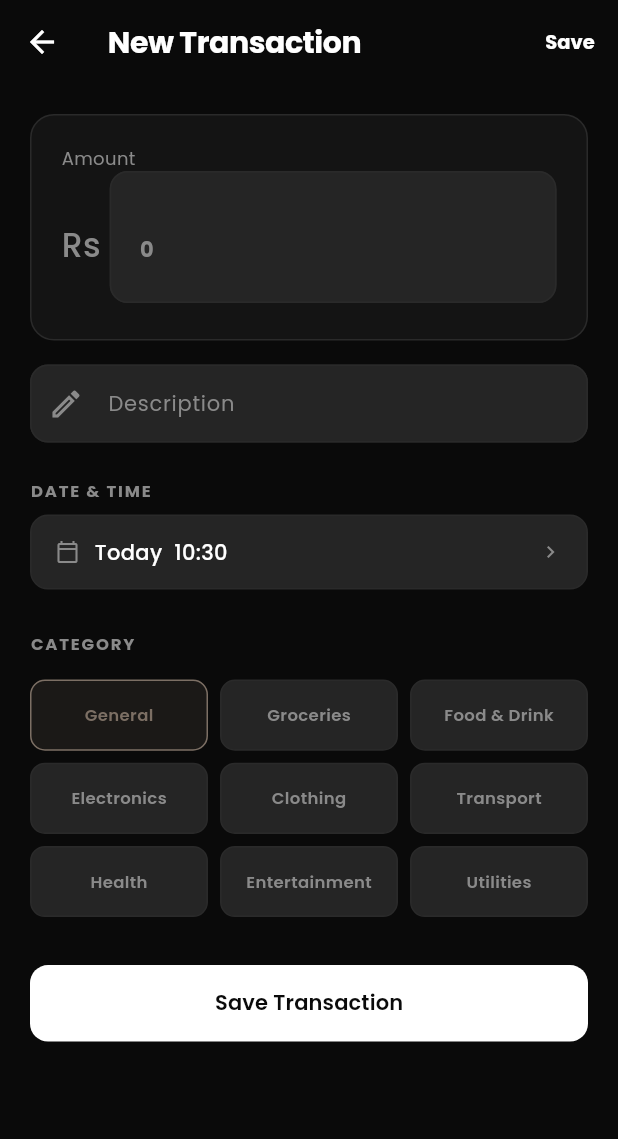
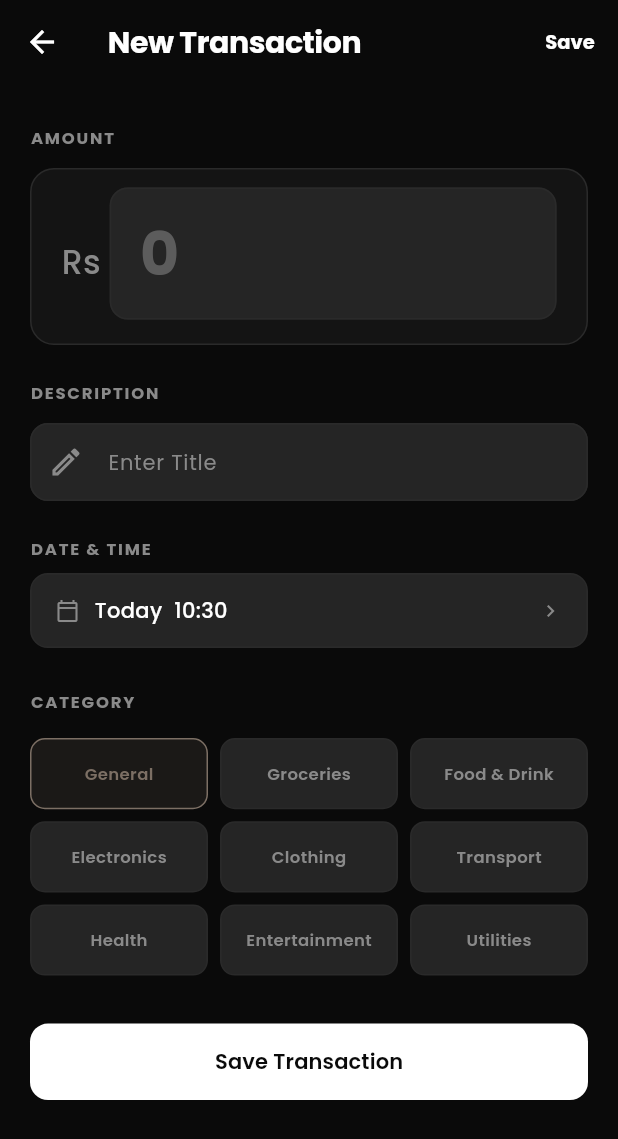
Before and after one commit to viyxsh/Expensio, a Flutter app: the AddPersonalExpenseScreen screen opened directly, on a phone screen of 412 x 824 dp. Shown: the top 1139 px of the screen. Run offline on Flutter 3.47's test engine with Material 3 defaults, Android fonts, the phone set to English and light mode, and no system bars; our stand-ins replace app_links, cloud_firestore, firebase_auth, firebase_core, fl_chart, flutter_contacts and 11 more; missing offline and left inert: google_mlkit_text_recognition, mobile_scanner; accounts and stored records are empty; network calls fail.

Commit message:
feat: redesign amount and description fields on transaction page

```diff
--- a/lib/screens/add_personal_expense_screen.dart
+++ b/lib/screens/add_personal_expense_screen.dart
@@ -119,30 +119,27 @@ class _AddPersonalExpenseScreenState
           ),
         ],
       ),
-      body: Form(
+      body: SafeArea(
+        child: Form(
           key: _formKey,
           child: ListView(
           padding: const EdgeInsets.all(20),
           children: [
             // Amount
+            const SectionHeader(title: 'Amount'),
+            const SizedBox(height: 4),
             Container(
-              padding: const EdgeInsets.fromLTRB(20, 20, 20, 24),
+              padding: const EdgeInsets.fromLTRB(20, 12, 20, 16),
               decoration: BoxDecoration(
                 color: AppTheme.surface,
                 borderRadius: BorderRadius.circular(16),
                 border: Border.all(color: AppTheme.divider),
               ),
-              child: Column(
-                crossAxisAlignment: CrossAxisAlignment.start,
-                children: [
-                  Text('Amount',
-                      style: TextStyle(
-                          color: AppTheme.textSecondary, fontSize: 12)),
-                  Row(
+              child: Row(
                 crossAxisAlignment: CrossAxisAlignment.baseline,
                 textBaseline: TextBaseline.alphabetic,
                 children: [
-                      Text('Rs ',
+                  Text('${AppSettings.currencySymbol} ',
                       style: TextStyle(
                           color: AppTheme.textSecondary,
                           fontSize: 22,
@@ -157,9 +154,17 @@ class _AddPersonalExpenseScreenState
                             fontSize: 40,
                             fontWeight: FontWeight.w700,
                           ),
-                          decoration: const InputDecoration(
+                          // Hint matches the input's scale so it doesn't
+                          // look lost inside the tall box.
+                          decoration: InputDecoration(
                             border: InputBorder.none,
                             hintText: '0',
+                            hintStyle: TextStyle(
+                              color: AppTheme.textSecondary
+                                  .withValues(alpha: 0.55),
+                              fontSize: 40,
+                              fontWeight: FontWeight.w700,
+                            ),
                           ),
                           validator: (v) {
                             if (v == null || v.isEmpty) return 'Enter amount';
@@ -173,16 +178,16 @@ class _AddPersonalExpenseScreenState
                       ),
                     ],
                   ),
-                ],
-              ),
                 ),
             const SizedBox(height: 16),
 
             // Description
+            const SectionHeader(title: 'Description'),
+            const SizedBox(height: 4),
             TextFormField(
               controller: _titleCtrl,
               decoration: const InputDecoration(
-                labelText: 'Description',
+                hintText: 'Enter Title',
                 prefixIcon: Icon(Icons.edit_outlined),
               ),
               validator: (v) =>
@@ -252,6 +257,7 @@ class _AddPersonalExpenseScreenState
           ],
         ),
         ),
+      ),
     );
   }
 }
```
Lines whose indentation alone changed are shown as unchanged.
